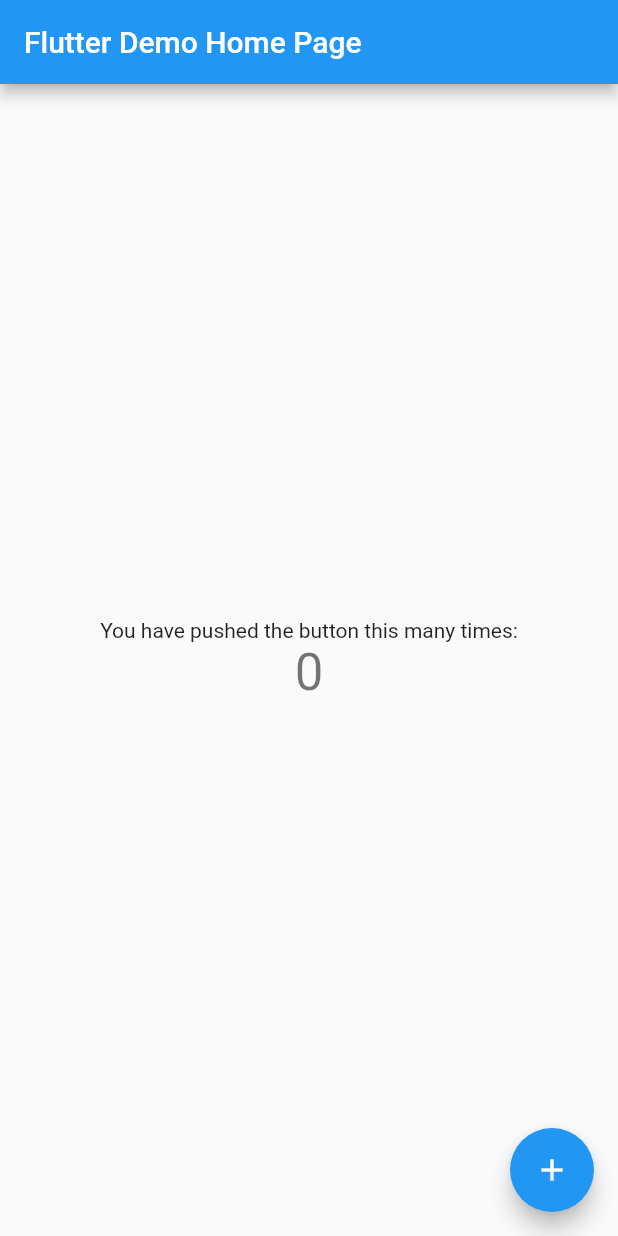
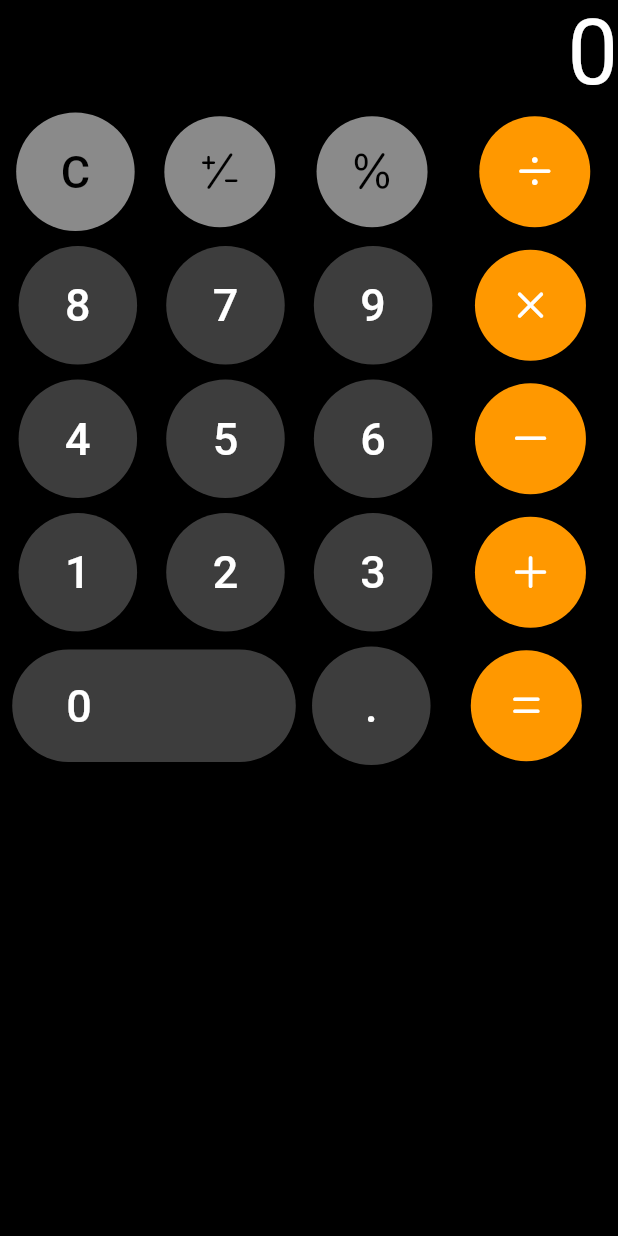
Before and after one commit to chtk3131/ios-calc-tdd, a Flutter app: the screen it shows after launch, on a phone screen of 412 x 824 dp. Run offline on Flutter 3.47's test engine with Material 2 defaults, Android fonts, the phone set to English and light mode, and no system bars.

Commit message:
画面レイアウトはとりあえずOK

```diff
--- a/lib/main.dart
+++ b/lib/main.dart
@@ -30,7 +30,7 @@ class MyHomePage extends StatefulWidget {
 
 class _MyHomePageState extends State<MyHomePage> {
   static const Color colorMain = Colors.black;
-  static const Color colorNum = Colors.white10;
+  static const Color colorNum = Colors.white24;
   static const Color colorFunc = Colors.white54;
   static const Color colorCalc = Colors.orange;
   static const Color colorText = Colors.white;
@@ -55,31 +55,111 @@ class _MyHomePageState extends State<MyHomePage> {
     });
   }
 
+  Widget Button(String text, Color colorButton, Color colorText) {
+    return Container(
+      padding: const EdgeInsets.symmetric(vertical: 5),
+      child: ElevatedButton(
+        onPressed: () {},
+        child: Padding(
+          padding: text == "0"
+              ? const EdgeInsets.only(
+                  left: 20,
+                  top: 20,
+                  right: 120,
+                  bottom: 20,
+                )
+              : text.length == 1
+                  ? const EdgeInsets.all(22)
+                  : const EdgeInsets.symmetric(horizontal: 15, vertical: 22),
+          child: _mapIcon.containsKey(text)
+              ? Icon(
+                  _mapIcon[text],
+                  size: 30,
+                )
+              : Text(
+                  text,
+                  style: const TextStyle(fontSize: 30),
+                ),
+        ),
+        style: ElevatedButton.styleFrom(
+          primary: colorButton,
+          onPrimary: colorText,
+          shape: text == "0" ? const StadiumBorder() : const CircleBorder(),
+        ),
+      ),
+    );
+  }
+
   @override
   Widget build(BuildContext context) {
     return Scaffold(
-      appBar: AppBar(
-        title: Text(widget.title!),
-      ),
-      body: Center(
+      backgroundColor: colorMain,
+      body: Container(
+        margin: const EdgeInsets.only(bottom: 20),
         child: Column(
-          mainAxisAlignment: MainAxisAlignment.center,
-          children: <Widget>[
-            Text(
-              'You have pushed the button this many times:',
+          children: [
+            Row(
+              children: [
+                Expanded(
+                  child: Text(
+                    txtResult,
+                    style: const TextStyle(
+                      color: colorText,
+                      fontSize: 60,
+                    ),
+                    textAlign: TextAlign.right,
+                    maxLines: 1,
+                  ),
+                ),
+              ],
             ),
-            Text(
-              '$_counter',
-              style: Theme.of(context).textTheme.headline4,
+            Row(
+              mainAxisAlignment: MainAxisAlignment.spaceEvenly,
+              children: [
+                Button("C", colorFunc, colorMain),
+                Button("+/-", colorFunc, colorMain),
+                Button("%", colorFunc, colorMain),
+                Button("/", colorCalc, colorText),
+              ],
+            ),
+            Row(
+              mainAxisAlignment: MainAxisAlignment.spaceEvenly,
+              children: [
+                Button("8", colorNum, colorText),
+                Button("7", colorNum, colorText),
+                Button("9", colorNum, colorText),
+                Button("x", colorCalc, colorText),
+              ],
+            ),
+            Row(
+              mainAxisAlignment: MainAxisAlignment.spaceEvenly,
+              children: [
+                Button("4", colorNum, colorText),
+                Button("5", colorNum, colorText),
+                Button("6", colorNum, colorText),
+                Button("-", colorCalc, colorText),
+              ],
+            ),
+            Row(
+              mainAxisAlignment: MainAxisAlignment.spaceEvenly,
+              children: [
+                Button("1", colorNum, colorText),
+                Button("2", colorNum, colorText),
+                Button("3", colorNum, colorText),
+                Button("+", colorCalc, colorText),
+              ],
+            ),
+            Row(
+              mainAxisAlignment: MainAxisAlignment.spaceEvenly,
+              children: [
+                Button("0", colorNum, colorText),
+                Button(".", colorNum, colorText),
+                Button("=", colorCalc, colorText),
+              ],
             ),
           ],
         ),
       ),
-      floatingActionButton: FloatingActionButton(
-        onPressed: _incrementCounter,
-        tooltip: 'Increment',
-        child: Icon(Icons.add),
-      ), // This trailing comma makes auto-formatting nicer for build methods.
     );
   }
 }
```
